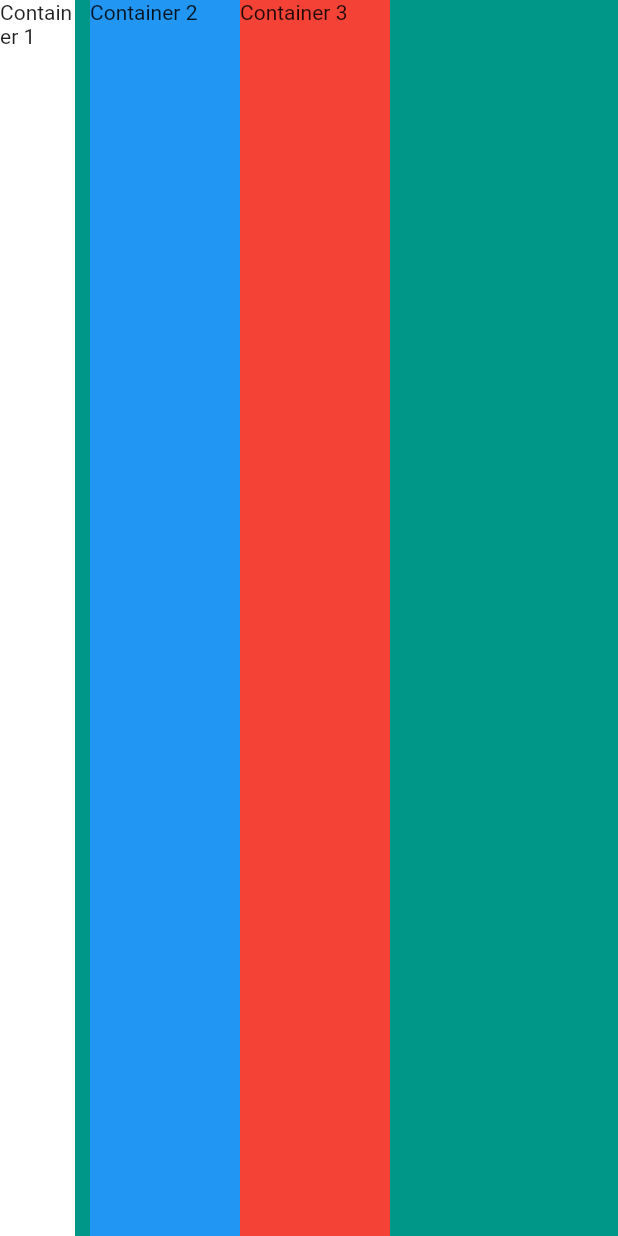
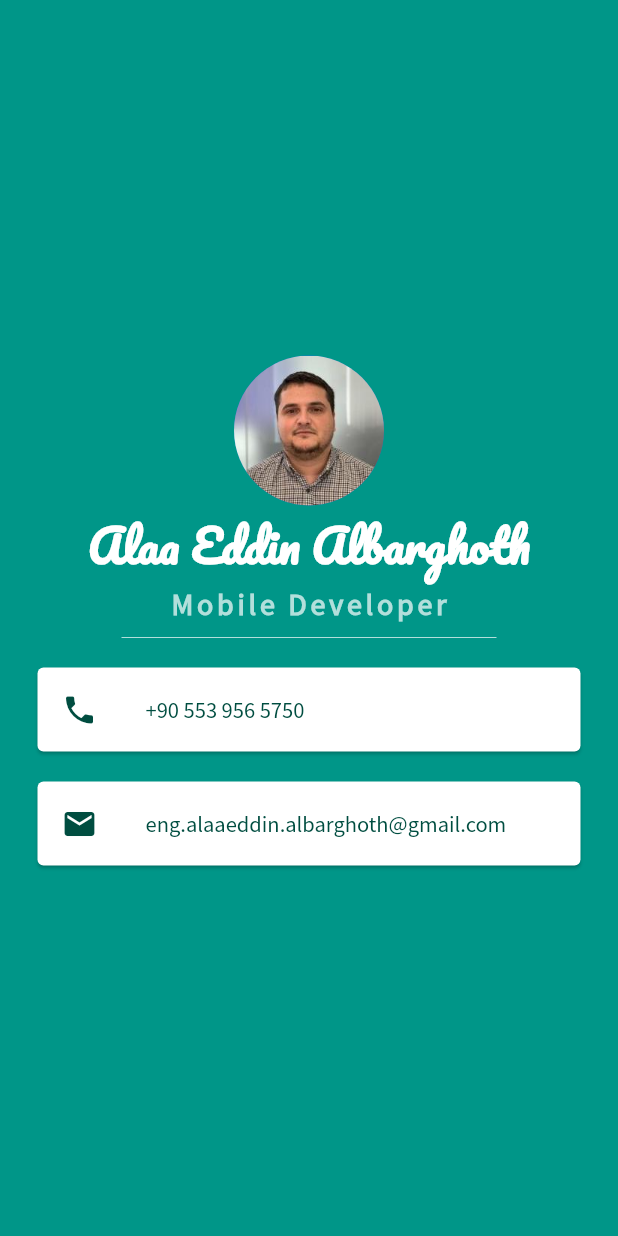
Before and after one commit to AlaaEddinAlbarghoth/mi_card_flutter, a Flutter app: the screen it shows after launch, on a phone screen of 412 x 824 dp. Run offline on Flutter 3.47's test engine with Material 2 defaults, Android fonts, the phone set to English and light mode, and no system bars.

Commit message:
Create the new design of the card

```diff
--- a/lib/main.dart
+++ b/lib/main.dart
@@ -19,29 +19,72 @@ class MyApp extends StatelessWidget {
       home: Scaffold(
         backgroundColor: Colors.teal,
         body: SafeArea(
-          child: Row(
-            crossAxisAlignment: CrossAxisAlignment.stretch,
+          child: Column(
+            mainAxisAlignment: MainAxisAlignment.center,
             children: [
-              Container(
-                height: 50.0,
-                width: 50.0,
-                color: Colors.white,
-                child: const Text('Container 1'),
+              const CircleAvatar(
+                radius: 50.0,
+                backgroundImage: AssetImage('images/alaa.jpg'),
               ),
-              const SizedBox(
-                width: 10.0,
+              const Text(
+                'Alaa Eddin Albarghoth',
+                style: TextStyle(
+                  fontFamily: 'Pacifico',
+                  fontSize: 30.0,
+                  color: Colors.white,
+                  fontWeight: FontWeight.bold,
+                ),
               ),
-              Container(
-                height: 50.0,
-                width: 100.0,
-                color: Colors.blue,
-                child: const Text('Container 2'),
+              Text(
+                'Mobile Developer',
+                style: TextStyle(
+                  fontFamily: 'SourceSansPro',
+                  fontSize: 20.0,
+                  letterSpacing: 2.5,
+                  color: Colors.teal.shade100,
+                  fontWeight: FontWeight.bold,
+                ),
               ),
-              Container(
-                height: 50.0,
-                width: 100.0,
-                color: Colors.red,
-                child: const Text('Container 3'),
+              SizedBox(
+                width: 250.0,
+                height: 20.0,
+                child: Divider(
+                  color: Colors.teal.shade100,
+                ),
+              ),
+              Card(
+                margin: const EdgeInsets.symmetric(
+                    vertical: 10.0, horizontal: 25.0),
+                child: ListTile(
+                  leading: Icon(
+                    Icons.phone,
+                    color: Colors.teal.shade900,
+                  ),
+                  title: Text(
+                    '+90 553 956 5750',
+                    style: TextStyle(
+                        color: Colors.teal.shade900,
+                        fontFamily: 'SourceSansPro',
+                        fontSize: 15.0),
+                  ),
+                ),
+              ),
+              Card(
+                margin: const EdgeInsets.symmetric(
+                    vertical: 10.0, horizontal: 25.0),
+                child: ListTile(
+                  leading: Icon(
+                    Icons.email,
+                    color: Colors.teal.shade900,
+                  ),
+                  title: Text(
+                    'eng.alaaeddin.albarghoth@gmail.com',
+                    style: TextStyle(
+                        color: Colors.teal.shade900,
+                        fontFamily: 'SourceSansPro',
+                        fontSize: 15.0),
+                  ),
+                ),
               ),
             ],
           ),
```
Also changed, not shown: pubspec.yaml (+9 -61 lines), fonts/Pacifico-Regular.ttf (added), fonts/SourceSansPro-Regular.ttf (added), images/alaa.jpg (added).
